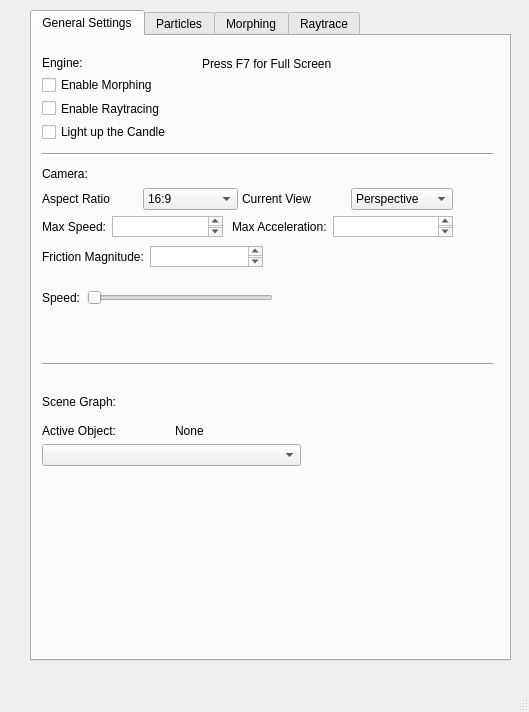
This is src/Qt/mainwindow.ui in UMLComputerGraphics/GraphicsProject as Qt 5 draws it before an edit. The edited form follows.
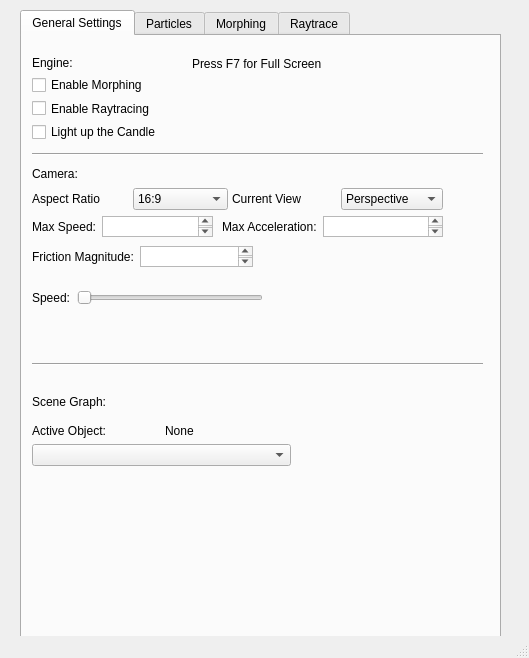
This is the edited form. The open tabs and pages were chosen to show the change.

The edit to the form file:
```diff
--- a/src/Qt/mainwindow.ui
+++ b/src/Qt/mainwindow.ui
@@ -7,7 +7,7 @@
     <x>0</x>
     <y>0</y>
     <width>529</width>
-    <height>712</height>
+    <height>658</height>
    </rect>
   </property>
   <property name="windowTitle">
@@ -17,7 +17,7 @@
    <widget class="QTabWidget" name="tabWidget">
     <property name="geometry">
      <rect>
-      <x>30</x>
+      <x>20</x>
       <y>10</y>
       <width>481</width>
       <height>651</height>
```
Left out of the diff: 2 changed lines with no effect on the pictures.
